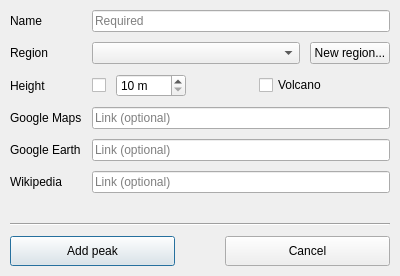
The window that src/ui/peak_dialog.ui (svetter/pal) describes before a commit, drawn with Qt 5.
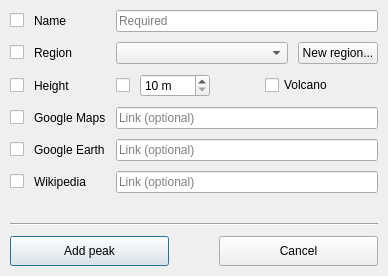
The same window after the commit. Icons and pictures are not drawn.

```diff
--- a/src/ui/peak_dialog.ui
+++ b/src/ui/peak_dialog.ui
@@ -6,7 +6,7 @@
    <rect>
     <x>0</x>
     <y>0</y>
-    <width>400</width>
+    <width>388</width>
     <height>276</height>
    </rect>
   </property>
@@ -16,12 +16,6 @@
     <verstretch>0</verstretch>
    </sizepolicy>
   </property>
-  <property name="maximumSize">
-   <size>
-    <width>16777215</width>
-    <height>16777215</height>
-   </size>
-  </property>
   <property name="windowTitle">
    <string>New peak</string>
   </property>
@@ -50,12 +44,22 @@
       <number>10</number>
      </property>
      <item row="0" column="0">
+      <layout class="QHBoxLayout" name="nameLabelLayout">
+       <property name="spacing">
+        <number>10</number>
+       </property>
+       <item>
+        <widget class="QCheckBox" name="nameCheckbox"/>
+       </item>
+       <item>
       <widget class="QLabel" name="nameLabel">
        <property name="text">
         <string>Name</string>
        </property>
       </widget>
      </item>
+      </layout>
+     </item>
      <item row="0" column="1">
       <widget class="QLineEdit" name="nameLineEdit">
        <property name="sizePolicy">
@@ -76,12 +80,22 @@
       </widget>
      </item>
      <item row="1" column="0">
+      <layout class="QHBoxLayout" name="regionLabelLayout">
+       <property name="spacing">
+        <number>10</number>
+       </property>
+       <item>
+        <widget class="QCheckBox" name="regionCheckbox"/>
+       </item>
+       <item>
       <widget class="QLabel" name="regionLabel">
        <property name="text">
         <string>Region</string>
        </property>
       </widget>
      </item>
+      </layout>
+     </item>
      <item row="1" column="1">
       <layout class="QHBoxLayout" name="regionSelectionLayout">
        <property name="spacing">
@@ -126,19 +140,29 @@
       </layout>
      </item>
      <item row="2" column="0">
+      <layout class="QHBoxLayout" name="heightLabelLayout">
+       <property name="spacing">
+        <number>10</number>
+       </property>
+       <item>
+        <widget class="QCheckBox" name="heightCheckbox"/>
+       </item>
+       <item>
       <widget class="QLabel" name="heightLabel">
        <property name="text">
         <string>Height</string>
        </property>
       </widget>
      </item>
+      </layout>
+     </item>
      <item row="2" column="1">
       <layout class="QHBoxLayout" name="heightVolcanoLayout">
        <property name="spacing">
         <number>10</number>
        </property>
        <item>
-        <widget class="QCheckBox" name="heightCheckbox">
+        <widget class="QCheckBox" name="heightSpecifyCheckbox">
          <property name="sizePolicy">
           <sizepolicy hsizetype="Fixed" vsizetype="Fixed">
            <horstretch>0</horstretch>
@@ -213,6 +237,23 @@
        </item>
       </layout>
      </item>
+     <item row="3" column="0">
+      <layout class="QHBoxLayout" name="mapsLabelLayout">
+       <property name="spacing">
+        <number>10</number>
+       </property>
+       <item>
+        <widget class="QCheckBox" name="mapsCheckbox"/>
+       </item>
+       <item>
+        <widget class="QLabel" name="mapsLabel">
+         <property name="text">
+          <string>Google Maps</string>
+         </property>
+        </widget>
+       </item>
+      </layout>
+     </item>
      <item row="3" column="1">
       <widget class="QLineEdit" name="googleMapsLineEdit">
        <property name="sizePolicy">
@@ -233,12 +274,22 @@
       </widget>
      </item>
      <item row="4" column="0">
-      <widget class="QLabel" name="googleEarthLabel">
+      <layout class="QHBoxLayout" name="earthLabelLayout">
+       <property name="spacing">
+        <number>10</number>
+       </property>
+       <item>
+        <widget class="QCheckBox" name="earthCheckbox"/>
+       </item>
+       <item>
+        <widget class="QLabel" name="earthLabel">
        <property name="text">
         <string>Google Earth</string>
        </property>
       </widget>
      </item>
+      </layout>
+     </item>
      <item row="4" column="1">
       <widget class="QLineEdit" name="googleEarthLineEdit">
        <property name="sizePolicy">
@@ -259,18 +310,21 @@
       </widget>
      </item>
      <item row="5" column="0">
+      <layout class="QHBoxLayout" name="wikipediaLabelLayout">
+       <property name="spacing">
+        <number>10</number>
+       </property>
+       <item>
+        <widget class="QCheckBox" name="wikipediaCheckbox"/>
+       </item>
+       <item>
       <widget class="QLabel" name="wikipediaLabel">
        <property name="text">
         <string>Wikipedia</string>
        </property>
       </widget>
      </item>
-     <item row="3" column="0">
-      <widget class="QLabel" name="googleMapsLabel">
-       <property name="text">
-        <string>Google Maps</string>
-       </property>
-      </widget>
+      </layout>
      </item>
      <item row="5" column="1">
       <widget class="QLineEdit" name="wikipediaLineEdit">
```
Left out of the diff: 6 changed lines with no effect on the pictures. Lines whose indentation alone changed are shown as unchanged.
